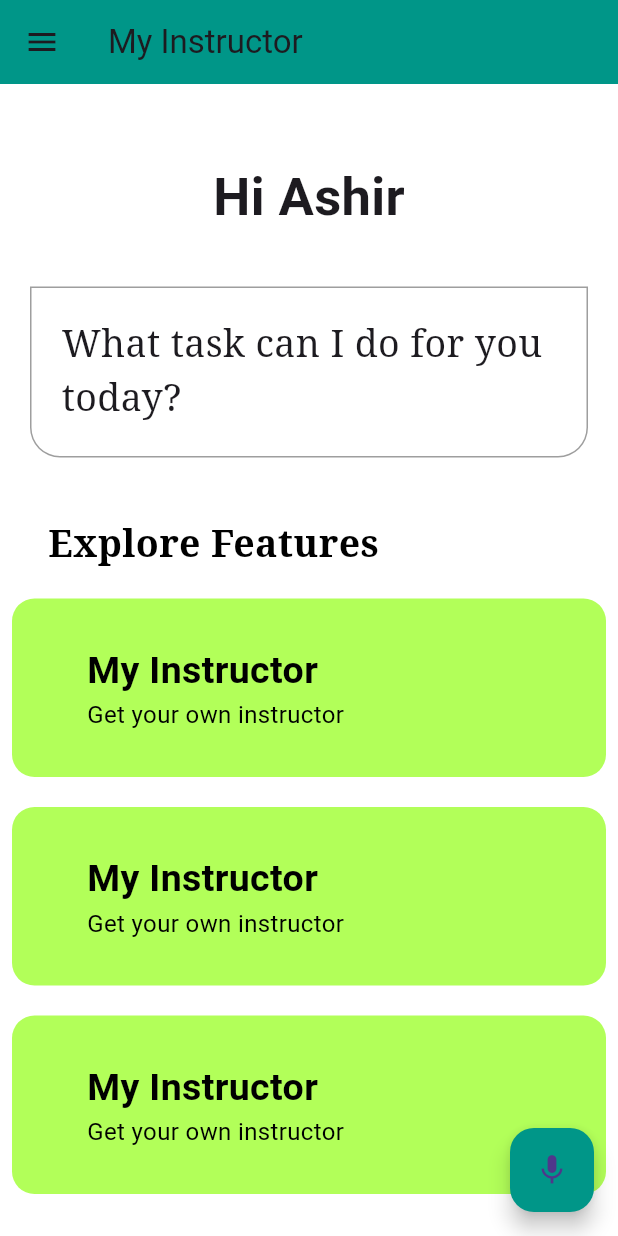
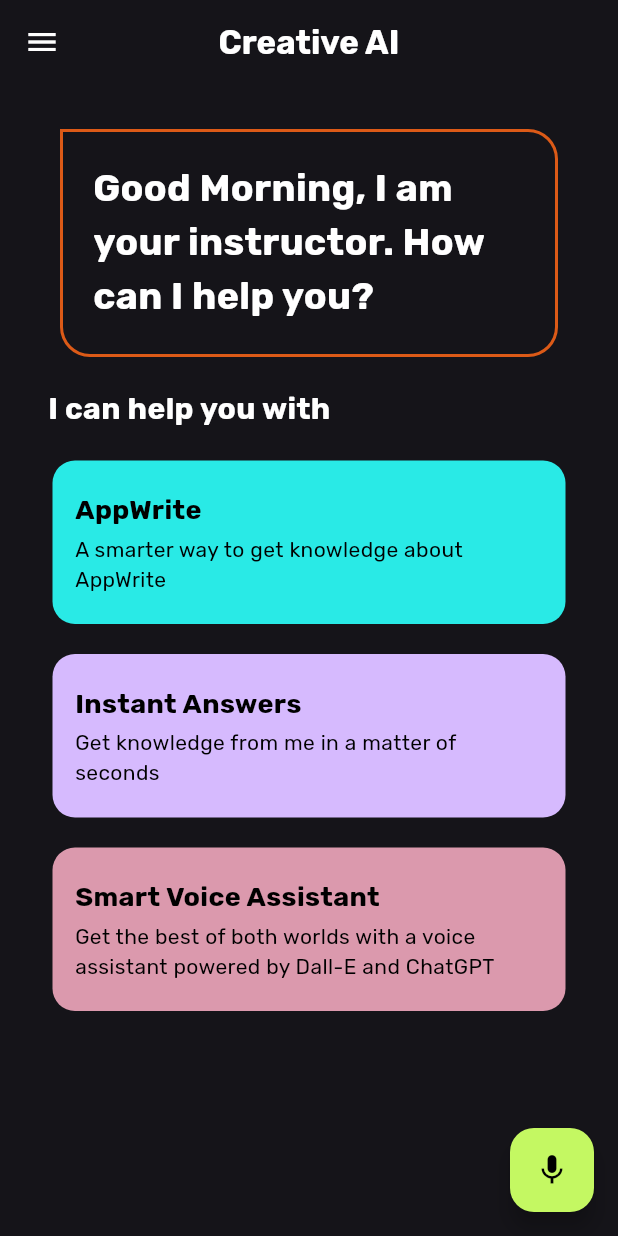
Before and after one commit to AshirShaikh99/Creative-AI, a Flutter app: the screen it shows after launch, after a tap on the "mic" icon, on a phone screen of 412 x 824 dp. Run offline on Flutter 3.47's test engine with Material 2 defaults, Android fonts, the phone set to English and light mode, and no system bars; our stand-ins replace animate_do, appwrite, flutter_riverpod, flutter_tts, fpdart, riverpod and 1 more; network calls fail.

Commit message:
Adding AI and UI and UX

```diff
--- a/lib/constants/constants.dart
+++ b/lib/constants/constants.dart
@@ -2,3 +2,5 @@ export 'appwrite.dart';
 export 'assets.dart';
 
 // These are the imports for all constants files.
+
+const openAIApiKey = "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";
--- a/lib/features/auth/controller/auth_controller.dart
+++ b/lib/features/auth/controller/auth_controller.dart
@@ -79,7 +79,7 @@ class AuthController extends StateNotifier<bool> {
         password: password); // login method from AuthAPI class //
     state = false; // state is false after getting the response //
     response.fold((l) => showSnackBar(context, l.message), (r) {
-      Navigator.push(context, HomeScreen.route());
+      Navigator.push(context, HomePage.route());
     });
   }
 }
--- a/lib/features/home/view/home_screen.dart
+++ b/lib/features/home/view/home_screen.dart
@@ -1,177 +1,236 @@
-import 'dart:math';
-
+import '../widgets/feature_container.dart';
+import '../../../services/openai_api/openai_api.dart';
+import 'package:animate_do/animate_do.dart';
 import 'package:flutter/material.dart';
-import 'package:flutter_riverpod/flutter_riverpod.dart';
-import 'package:social_networking/apis/user_api.dart';
-import 'package:social_networking/features/home/widgets/feature_container.dart';
-import 'package:social_networking/models/user.dart';
+import 'package:flutter_tts/flutter_tts.dart';
 import 'package:speech_to_text/speech_recognition_result.dart';
 import 'package:speech_to_text/speech_to_text.dart';
 
-class HomeScreen extends ConsumerStatefulWidget {
+class HomePage extends StatefulWidget {
   static route() {
     return MaterialPageRoute(
-      builder: (context) => const HomeScreen(),
+      builder: (context) => const HomePage(),
     );
   }
 
-  const HomeScreen({Key? key}) : super(key: key);
+  const HomePage({Key? key}) : super(key: key);
 
   @override
-  ConsumerState<HomeScreen> createState() => _HomeScreenState();
+  State<HomePage> createState() => _HomePageState();
 }
 
-class _HomeScreenState extends ConsumerState<HomeScreen> {
-  // get the user data from the provider
-  String speech = "";
+class _HomePageState extends State<HomePage> {
   final speechToText = SpeechToText();
+  final flutterTts = FlutterTts();
+  String lastWords = '';
+  final OpenAIService openAIService = OpenAIService();
+  String? generatedContent;
+  String? generatedImageUrl;
+  int start = 200;
+  int delay = 200;
+
   @override
   void initState() {
     super.initState();
     initSpeechToText();
-  } // Init State //
+    initTextToSpeech();
+  }
+
+  Future<void> initTextToSpeech() async {
+    await flutterTts.setSharedInstance(true);
+    setState(() {});
+  }
 
   Future<void> initSpeechToText() async {
     await speechToText.initialize();
-    setState(() {
-      speechToText.isAvailable;
-    });
-  } // ignore: avoid_void_async
+    setState(() {});
+  }
 
-  void _onSpeechResult(SpeechRecognitionResult result) {
-    setState(() {
-      speech = result.recognizedWords;
-    });
-  } // Speech Result //
+  Future<void> startListening() async {
+    await speechToText.listen(onResult: onSpeechResult);
+    setState(() {});
+  }
 
-  Future<void> _startListening() async {
-    await speechToText.listen(onResult: _onSpeechResult);
-    setState(() {});
-  } // Start Listening //
-
-  Future<void> _stopListening() async {
+  Future<void> stopListening() async {
     await speechToText.stop();
     setState(() {});
-  } // Stop Listening //
+  }
+
+  void onSpeechResult(SpeechRecognitionResult result) {
+    setState(() {
+      lastWords = result.recognizedWords;
+    });
+  }
+
+  Future<void> systemSpeak(String content) async {
+    await flutterTts.speak(content);
+  }
 
   @override
   void dispose() {
     super.dispose();
-    speechToText.stop(); // Stop Listening //
+    speechToText.stop();
+    flutterTts.stop();
   }
 
   @override
   Widget build(BuildContext context) {
     return Scaffold(
-      backgroundColor: Colors.white,
+      backgroundColor: Color(0xff151419),
       appBar: AppBar(
-        backgroundColor: Colors.teal,
-        title: const Text("My Instructor"),
-        leading: const Icon(Icons.menu),
+        backgroundColor: Color(0xff151419),
+        title: BounceInDown(
+          child: const Text(
+            'Creative AI',
+            style: TextStyle(
+              fontFamily: 'Rubik',
+              color: Colors.white,
+              fontWeight: FontWeight.bold,
+            ),
+          ),
+        ),
+        leading: const Icon(
+          Icons.menu,
+          color: Colors.white,
+        ),
+        centerTitle: true,
       ),
-      body: Padding(
-        padding: const EdgeInsets.only(top: 30),
-        child: Center(
-          child: SingleChildScrollView(
-            child: Column(
-              children: [
-                const Text(
-                  "Hi Ashir",
-                  style: TextStyle(
-                    fontSize: 35,
-                    fontWeight: FontWeight.bold,
+      body: SingleChildScrollView(
+        child: Column(
+          children: [
+            // chat bubble
+            FadeInRight(
+              child: Visibility(
+                visible: generatedImageUrl == null,
+                child: Container(
+                  padding: const EdgeInsets.symmetric(
+                    horizontal: 20,
+                    vertical: 10,
                   ),
-                ),
-                const SizedBox(
-                  height: 5,
-                ),
-                Container(
-                  padding:
-                      const EdgeInsets.symmetric(horizontal: 20, vertical: 10),
-                  margin: const EdgeInsets.symmetric(horizontal: 20)
-                      .copyWith(top: 30),
+                  margin: const EdgeInsets.symmetric(horizontal: 40).copyWith(
+                    top: 30,
+                  ),
                   decoration: BoxDecoration(
-                    border: Border.all(color: Colors.grey),
-                    borderRadius: BorderRadius.circular(20)
-                        .copyWith(topLeft: Radius.zero, topRight: Radius.zero),
+                    border: Border.all(
+                      color: Color(0xffdc5a17),
+                      width: 2,
+                    ),
+                    borderRadius: BorderRadius.circular(20).copyWith(
+                      topLeft: Radius.zero,
+                    ),
                   ),
-                  child: const Padding(
-                    padding: EdgeInsets.symmetric(vertical: 10.0),
+                  child: Padding(
+                    padding: const EdgeInsets.symmetric(vertical: 10.0),
                     child: Text(
-                      "What task can I do for you today?",
+                      generatedContent == null
+                          ? 'Good Morning, I am your instructor. How can I help you?'
+                          : generatedContent!,
                       style: TextStyle(
-                        fontSize: 25,
-                        fontFamily: 'serif',
-                        fontWeight: FontWeight.w400,
+                        fontFamily: 'Rubik',
+                        fontWeight: FontWeight.bold,
+                        color: Colors.white,
+                        fontSize: generatedContent == null ? 25 : 18,
                       ),
                     ),
                   ),
                 ),
-                const SizedBox(
-                  height: 20,
+              ),
+            ),
+            if (generatedImageUrl != null)
+              Padding(
+                padding: const EdgeInsets.all(10.0),
+                child: ClipRRect(
+                  borderRadius: BorderRadius.circular(20),
+                  child: Image.network(generatedImageUrl!),
                 ),
-                Container(
+              ),
+            SlideInLeft(
+              child: Visibility(
+                visible: generatedContent == null && generatedImageUrl == null,
+                child: Container(
                   padding: const EdgeInsets.all(10),
                   alignment: Alignment.centerLeft,
-                  margin: const EdgeInsets.only(
-                    top: 10,
-                    left: 22,
-                  ),
+                  margin: const EdgeInsets.only(top: 10, left: 22),
                   child: const Text(
-                    "Explore Features",
+                    'I can help you with',
                     style: TextStyle(
-                      fontSize: 25,
-                      fontFamily: 'serif',
-                      fontWeight: FontWeight.w600,
-                      color: Colors.black,
+                      fontFamily: 'Rubik',
+                      color: Colors.white,
+                      fontSize: 20,
+                      fontWeight: FontWeight.bold,
                     ),
                   ),
                 ),
-                Padding(
-                  padding: const EdgeInsets.all(8.0),
-                  child: Column(
-                    children: const [
-                      FeatureContainer(
-                        color: Colors.lightGreenAccent,
-                        headingText: "My Instructor",
-                        subHeadingText: "Get your own instructor",
-                      ),
-                      SizedBox(
-                        height: 20,
-                      ),
-                      FeatureContainer(
-                        color: Colors.lightGreenAccent,
-                        headingText: "My Instructor",
-                        subHeadingText: "Get your own instructor",
-                      ),
-                      SizedBox(
-                        height: 20,
-                      ),
-                      FeatureContainer(
-                        color: Colors.lightGreenAccent,
-                        headingText: "My Instructor",
-                        subHeadingText: "Get your own instructor",
-                      ),
-                    ],
+              ),
+            ),
+            // features list
+            Visibility(
+              visible: generatedContent == null && generatedImageUrl == null,
+              child: Column(
+                children: [
+                  SlideInLeft(
+                    delay: Duration(milliseconds: start),
+                    child: const FeatureContainer(
+                      color: Color(0xff29eae6),
+                      headingText: 'AppWrite',
+                      subHeadingText:
+                          'A smarter way to get knowledge about AppWrite',
+                    ),
                   ),
-                ),
-              ],
-            ),
+                  SlideInLeft(
+                    delay: Duration(milliseconds: start + delay),
+                    child: const FeatureContainer(
+                      color: Color(0xffd6bafe),
+                      headingText: 'Instant Answers',
+                      subHeadingText:
+                          'Get knowledge from me in a matter of seconds',
+                    ),
+                  ),
+                  SlideInLeft(
+                    delay: Duration(milliseconds: start + 2 * delay),
+                    child: const FeatureContainer(
+                      color: Color(0xffedc9aae),
+                      headingText: 'Smart Voice Assistant',
+                      subHeadingText:
+                          'Get the best of both worlds with a voice assistant powered by Dall-E and ChatGPT',
+                    ),
+                  ),
+                ],
+              ),
+            )
+          ],
+        ),
+      ),
+      floatingActionButton: ZoomIn(
+        delay: Duration(milliseconds: start + 3 * delay),
+        child: FloatingActionButton(
+          backgroundColor: Color(0xffc4f862),
+          onPressed: () async {
+            if (await speechToText.hasPermission &&
+                speechToText.isNotListening) {
+              await startListening();
+            } else if (speechToText.isListening) {
+              final speech = await openAIService.dallEAPI(lastWords);
+              if (speech.contains('https')) {
+                generatedImageUrl = speech;
+                generatedContent = null;
+                setState(() {});
+              } else {
+                generatedImageUrl = null;
+                generatedContent = speech;
+                setState(() {});
+                await systemSpeak(speech);
+              }
+              await stopListening();
+            } else {
+              initSpeechToText();
+            }
+          },
+          child: Icon(
+            speechToText.isListening ? Icons.stop : Icons.mic,
+            color: Colors.black,
           ),
         ),
-      ),
-      floatingActionButton: FloatingActionButton(
-        onPressed: () async {
-          if (await speechToText.hasPermission && speechToText.isNotListening) {
-            _startListening();
-          } else if (speechToText.isListening) {
-            await _stopListening();
-          } else {
-            initSpeechToText();
-          }
-        },
-        backgroundColor: Colors.teal,
-        child: const Icon(Icons.mic),
       ),
     );
   }
--- a/lib/features/home/widgets/feature_container.dart
+++ b/lib/features/home/widgets/feature_container.dart
@@ -15,13 +15,15 @@ class FeatureContainer extends StatelessWidget {
   @override
   Widget build(BuildContext context) {
     return Container(
-      padding: const EdgeInsets.symmetric(
+      margin: const EdgeInsets.symmetric(
         horizontal: 35,
         vertical: 10,
       ),
       decoration: BoxDecoration(
         color: color,
-        borderRadius: const BorderRadius.all(Radius.circular(15)),
+        borderRadius: const BorderRadius.all(
+          Radius.circular(15),
+        ),
       ),
       child: Padding(
         padding: const EdgeInsets.symmetric(vertical: 20.0).copyWith(
@@ -34,20 +36,21 @@ class FeatureContainer extends StatelessWidget {
               child: Text(
                 headingText,
                 style: const TextStyle(
+                  fontFamily: 'Rubik',
                   color: Colors.black,
-                  fontSize: 25,
+                  fontSize: 18,
                   fontWeight: FontWeight.bold,
                 ),
               ),
             ),
-            Align(
-              alignment: Alignment.centerLeft,
+            const SizedBox(height: 3),
+            Padding(
+              padding: const EdgeInsets.only(right: 20),
               child: Text(
                 subHeadingText,
                 style: const TextStyle(
+                  fontFamily: 'Rubik',
                   color: Colors.black,
-                  fontSize: 16,
-                  fontWeight: FontWeight.w400,
                 ),
               ),
             ),
--- a/lib/main.dart
+++ b/lib/main.dart
@@ -28,7 +28,7 @@ class MyApp extends ConsumerWidget {
         useMaterial3: true,
         primarySwatch: Colors.blue,
       ),
-      home: const HomeScreen(),
+      home: const HomePage(),
     );
   }
 }
```
Also changed, not shown: lib/services/openai_api/openai_api.dart (added, +120 -0 lines), pubspec.yaml (+11 -0 lines), assets/fonts/Rubik-VariableFont_wght.ttf (added), pubspec.lock, 1 other file.
